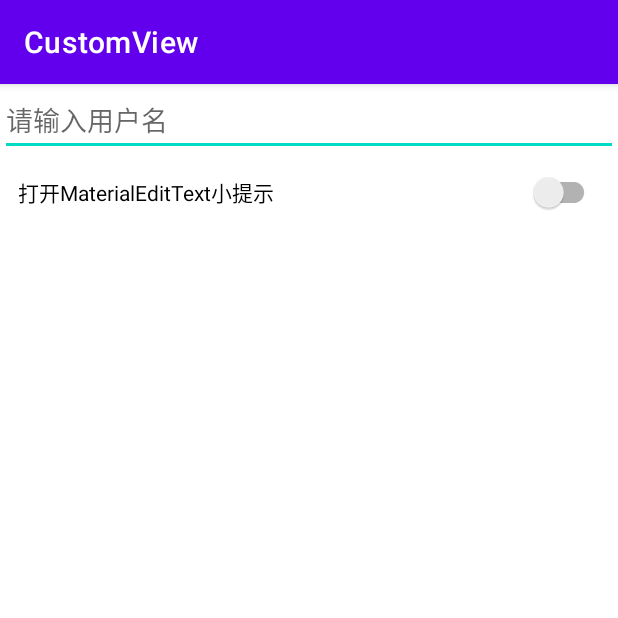
After one commit to xaluoqone/HenCoderPlus, an Android app: the EditTextActivity screen opened directly, with no data from a screen before it, on a phone screen of 412 x 824 dp, the top half of it. The commit adds this screen. Run offline under Robolectric (Android 15) with nearby library versions, the phone set to English and light mode, and no system bars.

Commit message:
add MaterialEditText

```diff
--- a/CustomView/app/src/main/AndroidManifest.xml
+++ b/CustomView/app/src/main/AndroidManifest.xml
@@ -11,6 +11,7 @@
         android:supportsRtl="true"
         android:theme="@style/Theme.CustomView"
         tools:ignore="AllowBackup">
+        <activity android:name=".EditTextActivity"></activity>
         <activity android:name=".AnimatorActivity" />
         <activity android:name=".NewsActivity" />
         <activity android:name=".TransformActivity" />
--- /dev/null
+++ b/CustomView/app/src/main/java/com/xaluoqone/customview/EditTextActivity.kt
@@ -0,0 +1,22 @@
+package com.xaluoqone.customview
+
+import androidx.appcompat.app.AppCompatActivity
+import android.os.Bundle
+import androidx.appcompat.widget.SwitchCompat
+import com.xaluoqone.customview.widget.MaterialEditText
+
+class EditTextActivity : AppCompatActivity() {
+    private lateinit var met: MaterialEditText
+    private lateinit var switchMaterialEditTextShowTopHint: SwitchCompat
+    override fun onCreate(savedInstanceState: Bundle?) {
+        super.onCreate(savedInstanceState)
+        setContentView(R.layout.activity_edit_text)
+
+        met = findViewById(R.id.met)
+        switchMaterialEditTextShowTopHint = findViewById(R.id.switchMaterialEditTextShowTopHint)
+
+        switchMaterialEditTextShowTopHint.setOnCheckedChangeListener { _, isChecked ->
+            met.showTopHint = isChecked
+        }
+    }
+}
--- a/CustomView/app/src/main/java/com/xaluoqone/customview/MainActivity.kt
+++ b/CustomView/app/src/main/java/com/xaluoqone/customview/MainActivity.kt
@@ -13,6 +13,7 @@ class MainActivity : AppCompatActivity() {
     private lateinit var intoTransform: Button
     private lateinit var intoNewsActivity: Button
     private lateinit var intoAnimatorActivity: Button
+    private lateinit var intoEditTextActivity: Button
 
     override fun onCreate(savedInstanceState: Bundle?) {
         super.onCreate(savedInstanceState)
@@ -25,6 +26,7 @@ class MainActivity : AppCompatActivity() {
         intoTransform = findViewById(R.id.intoTransform)
         intoNewsActivity = findViewById(R.id.intoNewsActivity)
         intoAnimatorActivity = findViewById(R.id.intoAnimatorActivity)
+        intoEditTextActivity = findViewById(R.id.intoEditTextActivity)
 
         intoDashboardAndPie.setOnClickListener {
             startActivity(Intent(this@MainActivity, DashboardAndPieActivity::class.java))
@@ -53,5 +55,9 @@ class MainActivity : AppCompatActivity() {
         intoAnimatorActivity.setOnClickListener {
             startActivity(Intent(this@MainActivity, AnimatorActivity::class.java))
         }
+
+        intoEditTextActivity.setOnClickListener {
+            startActivity(Intent(this@MainActivity, EditTextActivity::class.java))
+        }
     }
 }
--- /dev/null
+++ b/CustomView/app/src/main/java/com/xaluoqone/customview/widget/MaterialEditText.kt
@@ -0,0 +1,111 @@
+package com.xaluoqone.customview.widget
+
+import android.animation.AnimatorSet
+import android.animation.ObjectAnimator
+import android.content.Context
+import android.graphics.Canvas
+import android.graphics.Color
+import android.graphics.Paint
+import android.graphics.Rect
+import android.util.AttributeSet
+import androidx.appcompat.widget.AppCompatEditText
+import com.xaluoqone.customview.R
+import com.xaluoqone.customview.ex.dp
+import com.xaluoqone.customview.ex.sp
+
+class MaterialEditText(context: Context, attrs: AttributeSet? = null) :
+    AppCompatEditText(context, attrs) {
+    private val paint = Paint(Paint.ANTI_ALIAS_FLAG)
+    private val topHintX = 4.dp
+    var topHintY = 43.dp
+        set(value) {
+            field = value
+            invalidate()
+        }
+
+    var topHintTextSize = textSize
+        set(value) {
+            field = value
+            invalidate()
+        }
+
+    var topHintTextColor = hintTextColors.defaultColor
+        set(value) {
+            field = value
+            invalidate()
+        }
+
+    private var topHintShowing = false
+
+    private val topHintTextSizeChangeAnimator by lazy {
+        ObjectAnimator.ofFloat(this, "topHintTextSize", textSize, 12.sp)
+    }
+
+    private val topHintTextColorChangeAnimator by lazy {
+        ObjectAnimator.ofArgb(this, "topHintTextColor", hintTextColors.defaultColor, Color.BLACK)
+    }
+
+    private val topHintYChangeAnimator by lazy {
+        ObjectAnimator.ofFloat(this, "topHintY", 43.dp, 18.dp)
+    }
+
+    private val topHintAnimatorSet = AnimatorSet().apply {
+        playTogether(
+            topHintTextSizeChangeAnimator,
+            topHintYChangeAnimator,
+            topHintTextColorChangeAnimator
+        )
+        duration = 300
+    }
+    private var mShowTopHint: Boolean
+
+    private val hintText = hint.toString()
+    var showTopHint = false
+        set(value) {
+            field = value
+            if (field) {
+                hint = ""
+                setPadding(paddingLeft, paddingTop + 18.dp.toInt(), paddingRight, paddingBottom)
+            } else {
+                hint = hintText
+                setPadding(paddingLeft, paddingTop - 18.dp.toInt(), paddingRight, paddingBottom)
+            }
+            invalidate()
+        }
+
+    init {
+        val typedArray = context.obtainStyledAttributes(attrs, R.styleable.MaterialEditText)
+        mShowTopHint = typedArray.getBoolean(R.styleable.MaterialEditText_showTopHint, true)
+        if (mShowTopHint) {
+            showTopHint = mShowTopHint
+        }
+        typedArray.recycle()
+    }
+
+    override fun onFocusChanged(focused: Boolean, direction: Int, previouslyFocusedRect: Rect?) {
+        super.onFocusChanged(focused, direction, previouslyFocusedRect)
+        if (text.isNullOrEmpty() && showTopHint) {
+            if (focused && !topHintShowing) {
+                topHintAnimatorSet.start()
+                topHintShowing = true
+            } else if (topHintShowing) {
+                topHintAnimatorSet.reverse()
+                topHintShowing = false
+            }
+        }
+        if (focused && !showTopHint) {
+            topHintY = 18.dp
+            topHintTextSize = 12.sp
+            topHintTextColor = Color.BLACK
+        }
+    }
+
+    override fun onDraw(canvas: Canvas) {
+        super.onDraw(canvas)
+        if (showTopHint) {
+            paint.textSize = topHintTextSize
+            paint.color = topHintTextColor
+            canvas.drawText(hintText, topHintX, topHintY, paint)
+        }
+    }
+}
--- /dev/null
+++ b/CustomView/app/src/main/res/layout/activity_edit_text.xml
@@ -0,0 +1,26 @@
+<?xml version="1.0" encoding="utf-8"?>
+<LinearLayout xmlns:android="http://schemas.android.com/apk/res/android"
+    xmlns:app="http://schemas.android.com/apk/res-auto"
+    xmlns:tools="http://schemas.android.com/tools"
+    android:layout_width="match_parent"
+    android:layout_height="match_parent"
+    android:orientation="vertical"
+    tools:context=".EditTextActivity">
+
+    <com.xaluoqone.customview.widget.MaterialEditText
+        android:id="@+id/met"
+        android:layout_width="match_parent"
+        android:layout_height="wrap_content"
+        android:hint="请输入用户名"
+        app:showTopHint="false" />
+
+    <androidx.appcompat.widget.SwitchCompat
+        android:id="@+id/switchMaterialEditTextShowTopHint"
+        android:layout_width="match_parent"
+        android:layout_height="wrap_content"
+        android:layout_marginStart="12dp"
+        android:layout_marginEnd="12dp"
+        android:text="打开MaterialEditText小提示"
+        tools:ignore="UseSwitchCompatOrMaterialXml" />
+
+</LinearLayout>
--- a/CustomView/app/src/main/res/layout/activity_main.xml
+++ b/CustomView/app/src/main/res/layout/activity_main.xml
@@ -63,10 +63,12 @@
         android:text="into animator activity" />
 
     <Button
+        android:id="@+id/intoEditTextActivity"
         android:layout_width="match_parent"
         android:layout_height="wrap_content"
         android:layout_marginStart="12dp"
-        android:layout_marginEnd="12dp" />
+        android:layout_marginEnd="12dp"
+        android:text="into edit text activity" />
 
     <Button
         android:layout_width="match_parent"
--- /dev/null
+++ b/CustomView/app/src/main/res/values/attrs.xml
@@ -0,0 +1,6 @@
+<?xml version="1.0" encoding="utf-8"?>
+<resources>
+    <declare-styleable name="MaterialEditText">
+        <attr name="showTopHint" format="boolean" />
+    </declare-styleable>
+</resources>
```
